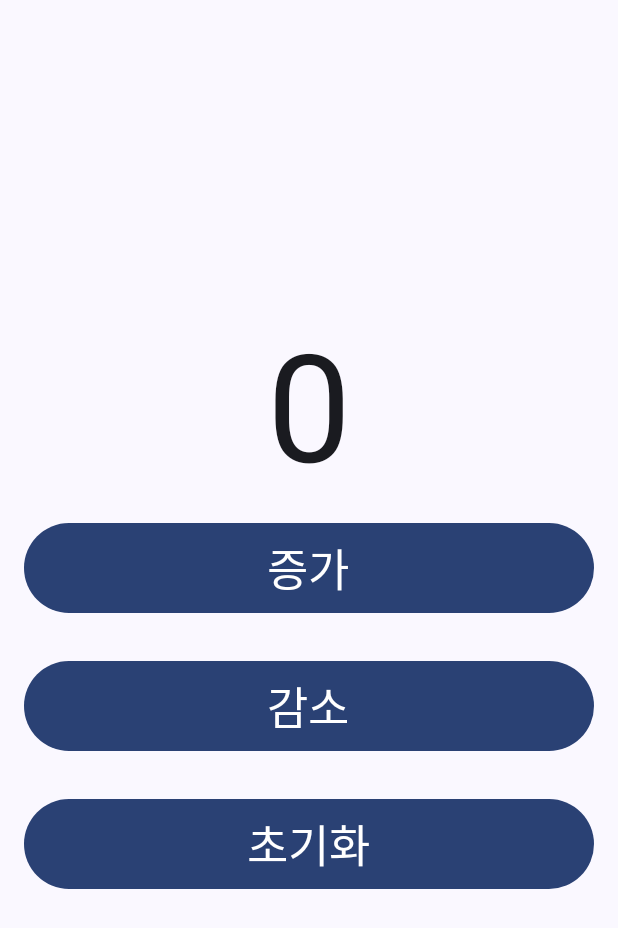
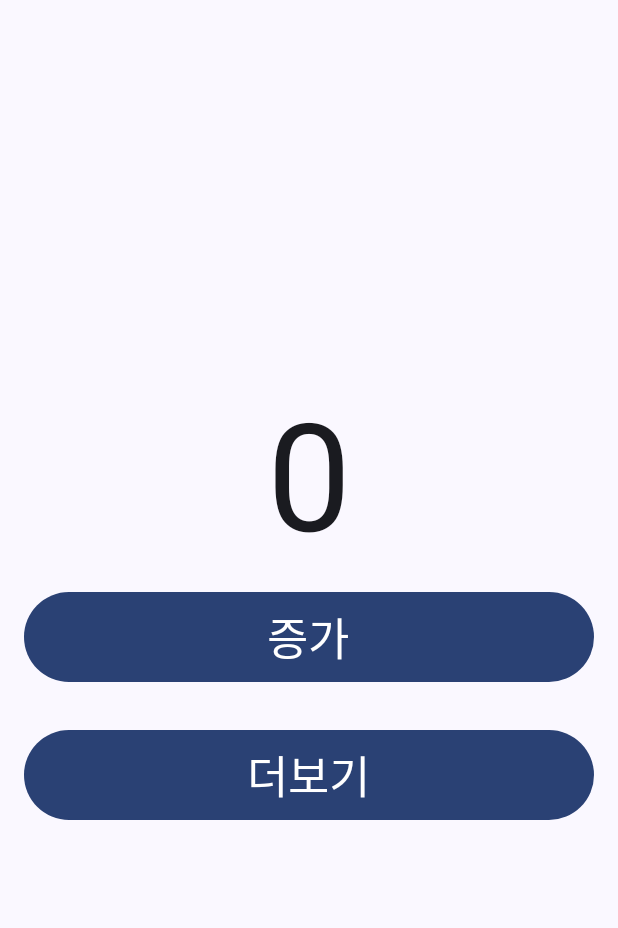
Before and after one commit to junghyunsoo24/S24W10Counter, an Android app built with Jetpack Compose: the screen it shows after launch (MainActivity), after a tap on "감소", on a phone screen of 412 x 824 dp. Shown: the top 928 px of the screen. Run offline under Robolectric (Android 15) with nearby library versions, the phone set to English and light mode, and no system bars; 2 other taps on this screen came first.

```diff
--- a/app/src/main/java/kr/ac/kumoh/s20191091/s24w10counter/MainActivity.kt
+++ b/app/src/main/java/kr/ac/kumoh/s20191091/s24w10counter/MainActivity.kt
@@ -4,8 +4,10 @@ import android.os.Bundle
 import androidx.activity.ComponentActivity
 import androidx.activity.compose.setContent
 import androidx.activity.enableEdgeToEdge
+import androidx.compose.animation.AnimatedVisibility
 import androidx.compose.foundation.layout.Arrangement
 import androidx.compose.foundation.layout.Column
+import androidx.compose.foundation.layout.Row
 import androidx.compose.foundation.layout.fillMaxSize
 import androidx.compose.foundation.layout.fillMaxWidth
 import androidx.compose.foundation.layout.padding
@@ -47,12 +49,13 @@ fun MainScreen() {
 fun Counter(modifier: Modifier){
 //    var count = 0;
     val (count, setCount) = remember { mutableIntStateOf(0) }
+    val (expanded, setExpanded) = remember{mutableStateOf(false)}
 
     Column(
         modifier = Modifier.fillMaxSize(),
         verticalArrangement = Arrangement.Center,
         horizontalAlignment = Alignment.CenterHorizontally
-    ){
+    ) {
         Text(
             text = "$count",
             fontSize = 100.sp
@@ -63,8 +66,9 @@ fun Counter(modifier: Modifier){
             onClick = {
                 //count++
                 setCount(count + 1)
+                setExpanded(false)
             }
-        ){
+        ) {
             Text(
                 "증가",
                 fontSize = 30.sp
@@ -72,13 +76,28 @@ fun Counter(modifier: Modifier){
         }
 
         Button(
-            modifier = Modifier.fillMaxWidth().padding((16.dp)),
+            modifier = Modifier.fillMaxWidth().padding(16.dp),
             onClick = {
-                if(count > 0) {
+                setExpanded(true)
+            }
+        ) {
+            Text(
+                "더보기",
+                fontSize = 30.sp
+            )
+        }
+
+        AnimatedVisibility (expanded) {
+            Row {
+                Button(
+                    modifier = Modifier.padding(16.dp).weight(1F),
+                    onClick = {
+                        if (count > 0) {
                             setCount(count - 1)
                         }
+                        setExpanded(false)
                     }
-        ){
+                ) {
                     Text(
                         "감소",
                         fontSize = 30.sp
@@ -86,19 +105,21 @@ fun Counter(modifier: Modifier){
                 }
 
                 Button(
-            modifier = Modifier.fillMaxWidth().padding((16.dp)),
+                    modifier = Modifier.padding(16.dp).weight(1F),
                     onClick = {
                         setCount(0)
+                        setExpanded(false)
                     }
-        ){
+                ) {
                     Text(
                         "초기화",
                         fontSize = 30.sp
                     )
                 }
             }
+        }
+    }
     //list를 만들때 jetpackCompose가 바인딩보다 훨신 편함
-
 }
 
 @Composable
```
Lines whose indentation alone changed are shown as unchanged.
